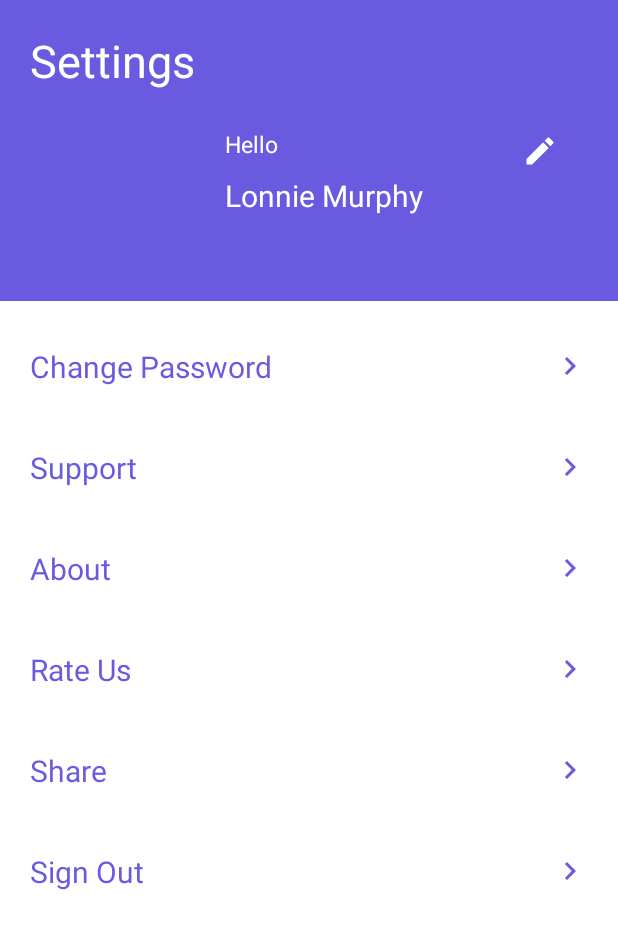
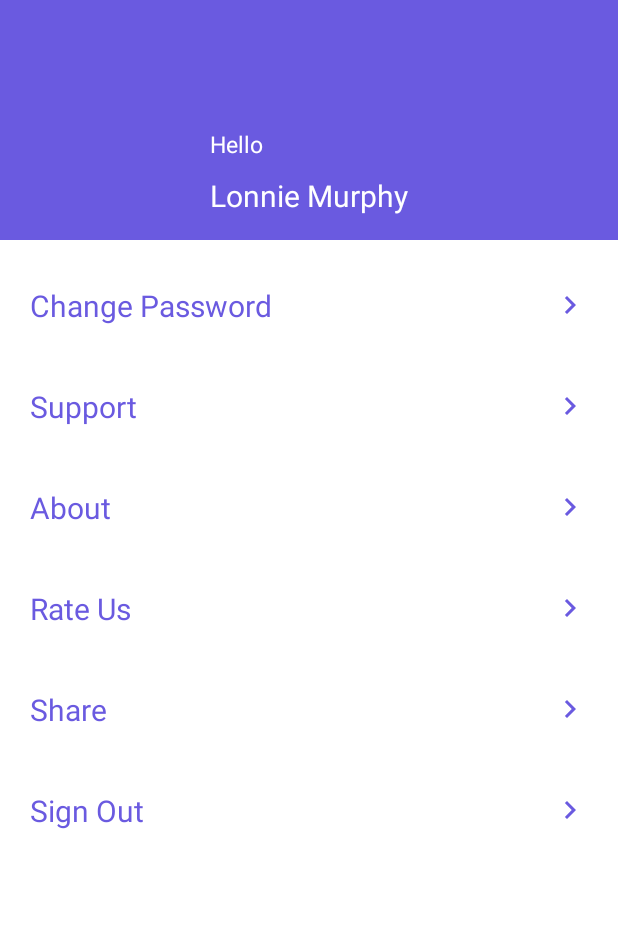
Before and after one commit to AsgarovElchin/CodingHub, an Android app: the fragment SettingsFragment shown on its own in the app's theme, on a phone screen of 412 x 824 dp. Shown: the top 929 px of the screen. Run offline under Robolectric (Android 15) with nearby library versions, the phone set to English and light mode, and no system bars; our stand-ins replace Firebase (no records; nobody signed in at launch, a user with empty details on screens opened directly); Roboto replaces fonts that are not available here.

Commit message:
settings tv deleted

```diff
--- a/app/src/main/AndroidManifest.xml
+++ b/app/src/main/AndroidManifest.xml
@@ -11,7 +11,7 @@
         android:theme="@style/Theme.CodingHub">
         <activity
             android:theme="@style/SplashScreen"
-            android:name=".MainActivity"
+            android:name=".ui.main.fragments.MainActivity"
             android:exported="true">
             <intent-filter>
                 <action android:name="android.intent.action.MAIN" />
--- a/app/src/main/java/com/elchinasgarov/codinghub/ui/main/adapters/PlCategoryAdapter.kt
+++ b/app/src/main/java/com/elchinasgarov/codinghub/ui/main/adapters/PlCategoryAdapter.kt
@@ -4,7 +4,6 @@ import android.view.LayoutInflater
 import android.view.ViewGroup
 import androidx.recyclerview.widget.DiffUtil
 import androidx.recyclerview.widget.ListAdapter
-import com.elchinasgarov.TopicModel
 import com.elchinasgarov.codinghub.databinding.PlItemListBinding
 import com.elchinasgarov.codinghub.ui.main.models.ProgrammingLanguagesModel
 import com.elchinasgarov.codinghub.ui.main.viewholders.PlCategoryViewHolder
--- a/app/src/main/java/com/elchinasgarov/TopicAdapter.kt
+++ b/app/src/main/java/com/elchinasgarov/codinghub/ui/main/adapters/TopicAdapter.kt
@@ -1,10 +1,12 @@
-package com.elchinasgarov
+package com.elchinasgarov.codinghub.ui.main.adapters
 
 import android.view.LayoutInflater
 import android.view.ViewGroup
 import androidx.recyclerview.widget.DiffUtil
 import androidx.recyclerview.widget.ListAdapter
 import com.elchinasgarov.codinghub.databinding.TopicItemListBinding
+import com.elchinasgarov.codinghub.ui.main.models.TopicModel
+import com.elchinasgarov.codinghub.ui.main.viewholders.TopicViewHolder
 
 class TopicAdapter : ListAdapter<TopicModel, TopicViewHolder>(MainDiffUtils) {
 
--- a/app/src/main/java/com/elchinasgarov/codinghub/ui/main/fragments/CategoryFragment.kt
+++ b/app/src/main/java/com/elchinasgarov/codinghub/ui/main/fragments/CategoryFragment.kt
@@ -44,7 +44,7 @@ class CategoryFragment : Fragment(R.layout.fragment_category) {
             bundleOf(
                 "id" to it.id
             ))
-            Log.d("Tag","$it.id")
+
 
         }
 
--- a/app/src/main/java/com/elchinasgarov/codinghub/MainActivity.kt
+++ b/app/src/main/java/com/elchinasgarov/codinghub/ui/main/fragments/MainActivity.kt
@@ -1,9 +1,10 @@
-package com.elchinasgarov.codinghub
+package com.elchinasgarov.codinghub.ui.main.fragments
 
 import android.os.Bundle
 import androidx.appcompat.app.AppCompatActivity
 import androidx.core.splashscreen.SplashScreen.Companion.installSplashScreen
 import androidx.navigation.fragment.NavHostFragment
+import com.elchinasgarov.codinghub.R
 import com.google.firebase.auth.FirebaseAuth
 
 
--- a/app/src/main/java/com/elchinasgarov/codinghub/ui/main/fragments/SettingsFragment.kt
+++ b/app/src/main/java/com/elchinasgarov/codinghub/ui/main/fragments/SettingsFragment.kt
@@ -31,9 +31,10 @@ class SettingsFragment : Fragment(R.layout.fragment_settings) {
             parentFragment?.parentFragment?.findNavController()
                 ?.navigate(R.id.action_bottomNavigationFragment2_to_loginOrSignUpFragment)
         }
-        binding.editProfile.setOnClickListener {
+        binding.linear1.setOnClickListener {
             findNavController().navigate(R.id.action_settingsFragment_to_editProfileFragment)
         }
+
 
 
     }
--- a/app/src/main/java/com/elchinasgarov/TopicModel.kt
+++ b/app/src/main/java/com/elchinasgarov/codinghub/ui/main/models/TopicModel.kt
@@ -1,4 +1,4 @@
-package com.elchinasgarov
+package com.elchinasgarov.codinghub.ui.main.models
 
 data class TopicModel(
     var id :String = "",
--- a/app/src/main/java/com/elchinasgarov/codinghub/ui/main/viewholders/PlCategoryViewHolder.kt
+++ b/app/src/main/java/com/elchinasgarov/codinghub/ui/main/viewholders/PlCategoryViewHolder.kt
@@ -2,7 +2,6 @@ package com.elchinasgarov.codinghub.ui.main.viewholders
 
 import androidx.recyclerview.widget.RecyclerView
 import coil.load
-import com.elchinasgarov.TopicModel
 import com.elchinasgarov.codinghub.databinding.PlItemListBinding
 import com.elchinasgarov.codinghub.ui.main.models.ProgrammingLanguagesModel
 
--- a/app/src/main/java/com/elchinasgarov/TopicViewHolder.kt
+++ b/app/src/main/java/com/elchinasgarov/codinghub/ui/main/viewholders/TopicViewHolder.kt
@@ -1,10 +1,11 @@
-package com.elchinasgarov
+package com.elchinasgarov.codinghub.ui.main.viewholders
 
 import androidx.recyclerview.widget.RecyclerView
 import com.elchinasgarov.codinghub.databinding.TopicItemListBinding
+import com.elchinasgarov.codinghub.ui.main.models.TopicModel
 
 class TopicViewHolder(val binding: TopicItemListBinding):RecyclerView.ViewHolder(binding.root) {
-    fun bind(topic:TopicModel) {
+    fun bind(topic: TopicModel) {
         binding.topicTitle.text = topic.name
     }
 
--- a/app/src/main/res/layout/activity_main.xml
+++ b/app/src/main/res/layout/activity_main.xml
@@ -4,7 +4,7 @@
     xmlns:tools="http://schemas.android.com/tools"
     android:layout_width="match_parent"
     android:layout_height="match_parent"
-    tools:context=".MainActivity">
+    tools:context=".ui.main.fragments.MainActivity">
 
 
 
--- a/app/src/main/res/layout/fragment_edit_profile.xml
+++ b/app/src/main/res/layout/fragment_edit_profile.xml
@@ -1,4 +1,5 @@
 <?xml version="1.0" encoding="utf-8"?>
+
 <androidx.constraintlayout.widget.ConstraintLayout xmlns:android="http://schemas.android.com/apk/res/android"
     xmlns:app="http://schemas.android.com/apk/res-auto"
     xmlns:tools="http://schemas.android.com/tools"
@@ -28,7 +29,7 @@
         android:id="@+id/bottom_linear"
         android:layout_width="match_parent"
         android:layout_height="wrap_content"
-        android:layout_marginTop="20dp"
+        android:layout_marginTop="10dp"
         android:orientation="vertical"
         app:layout_constraintTop_toBottomOf="@id/up_linear">
 
@@ -133,4 +134,6 @@
     </LinearLayout>
 
 
+
+
 </androidx.constraintlayout.widget.ConstraintLayout>
--- a/app/src/main/res/layout/fragment_settings.xml
+++ b/app/src/main/res/layout/fragment_settings.xml
@@ -13,29 +13,18 @@
         android:layout_width="0dp"
         android:layout_height="wrap_content"
         android:background="@color/primary_blue"
-        android:orientation="vertical"
+        android:orientation="horizontal"
         app:layout_constraintEnd_toEndOf="parent"
         app:layout_constraintStart_toStartOf="parent"
         app:layout_constraintTop_toTopOf="parent">
-
-
-        <TextView
-            android:id="@+id/setting"
-            style="@style/settings"
-            android:layout_width="wrap_content"
-            android:layout_height="wrap_content"
-            android:layout_marginStart="20dp"
-            android:layout_marginTop="20dp"
-            android:text="@string/settings" />
 
         <ImageView
             android:id="@+id/profileImage"
             android:layout_width="100dp"
             android:layout_height="100dp"
             android:layout_marginStart="20dp"
-            android:layout_marginTop="20dp"
+            android:layout_marginTop="40dp"
             android:layout_marginBottom="20dp" />
-    </LinearLayout>
 
         <LinearLayout
             android:id="@+id/linear2"
@@ -43,10 +32,7 @@
             android:layout_height="wrap_content"
             android:layout_marginStart="20dp"
             android:layout_marginTop="85dp"
-        android:orientation="vertical"
-        app:layout_constraintEnd_toEndOf="parent"
-        app:layout_constraintStart_toStartOf="@id/linear1"
-        app:layout_constraintTop_toTopOf="parent">
+            android:orientation="vertical">
 
             <TextView
                 android:id="@+id/hello"
@@ -65,20 +51,7 @@
 
         </LinearLayout>
 
-    <LinearLayout
-        android:id="@+id/linear4"
-        android:layout_width="wrap_content"
-        android:layout_height="wrap_content"
-        android:layout_marginEnd="40dp"
-        app:layout_constraintBottom_toBottomOf="@id/linear1"
-        app:layout_constraintEnd_toEndOf="parent"
-        app:layout_constraintTop_toTopOf="parent">
 
-        <TextView
-            android:id="@+id/edit_profile"
-            android:layout_width="wrap_content"
-            android:layout_height="wrap_content"
-            android:drawableEnd="@drawable/edit_icon" />
     </LinearLayout>
 
 
--- a/app/src/main/res/menu/bottom_nav_menu.xml
+++ b/app/src/main/res/menu/bottom_nav_menu.xml
@@ -2,7 +2,7 @@
 <menu xmlns:android="http://schemas.android.com/apk/res/android">
 
     <item
-        android:id="@+id/mainFragment"
+        android:id="@+id/categoryFragment"
         android:icon="@drawable/home_icon"
         android:title="Home" />
 
--- a/app/src/main/res/navigation/bottom_navigation_graph.xml
+++ b/app/src/main/res/navigation/bottom_navigation_graph.xml
@@ -32,7 +32,7 @@
     <fragment
         android:id="@+id/editProfileFragment"
         android:name="com.elchinasgarov.codinghub.ui.main.fragments.EditProfileFragment"
-        android:label="fragment_edit_profile"
+        android:label="Profile"
         tools:layout="@layout/fragment_edit_profile" />
     <fragment
         android:id="@+id/topicFragment"
```
Also changed, not shown: app/src/main/java/com/elchinasgarov/codinghub/ui/main/fragments/TopicFragment.kt (+5 -6 lines), app/src/main/java/com/elchinasgarov/codinghub/ui/main/viewmodels/TopicViewModel.kt (renamed from app/src/main/java/com/elchinasgarov/codinghub/TopicViewModel.kt, +4 -6 lines), app/src/main/res/layout/topic_item_list.xml (+7 -5 lines). Lines whose indentation alone changed are shown as unchanged.
